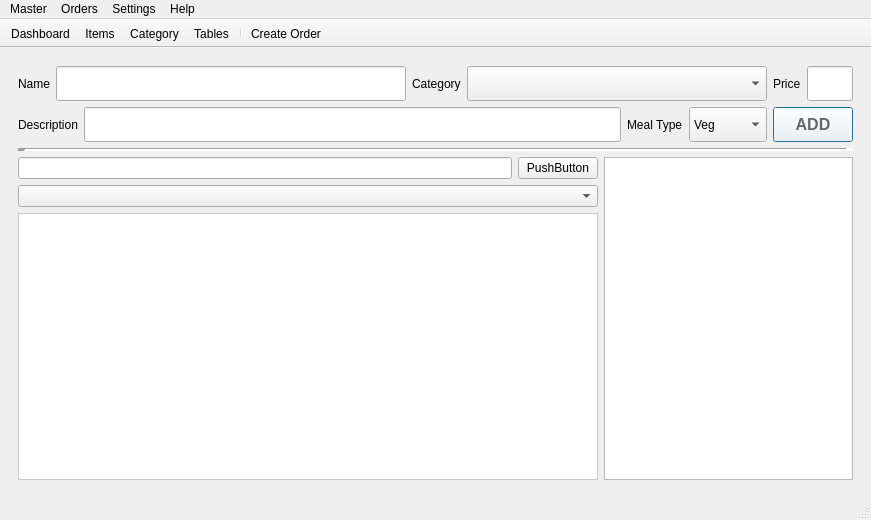
The window that ui/dashboard.ui (ajayrandhawa/Python-Qt-Restaurant-Biiling-Software) describes before a commit, drawn with Qt 5.
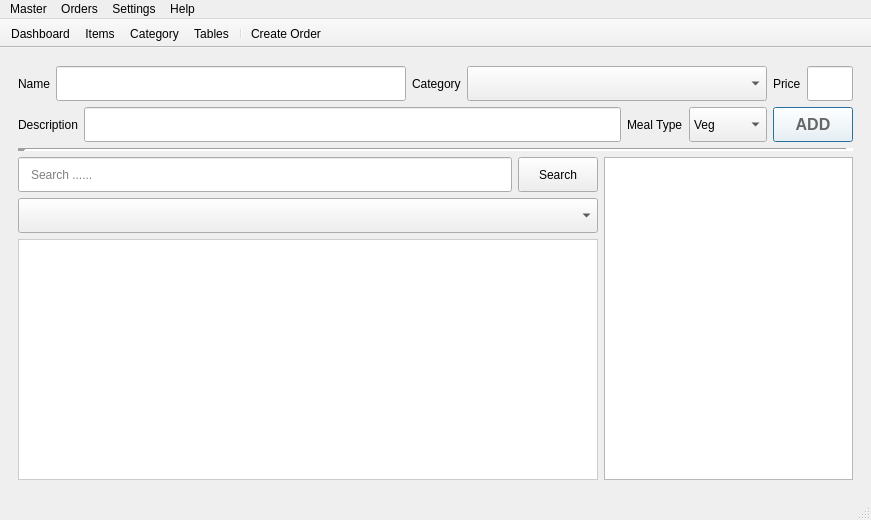
The same window after the commit. The open tabs and pages were chosen to show the change. Icons and pictures are not drawn.

Diff of the .ui file:
```diff
--- a/ui/dashboard.ui
+++ b/ui/dashboard.ui
@@ -250,19 +250,50 @@
               <item>
                <layout class="QHBoxLayout" name="horizontalLayout_6">
                 <item>
-                 <widget class="QLineEdit" name="lineEdit"/>
+                 <widget class="QLineEdit" name="items_page_search_input">
+                  <property name="minimumSize">
+                   <size>
+                    <width>0</width>
+                    <height>35</height>
+                   </size>
+                  </property>
+                  <property name="styleSheet">
+                   <string notr="true">QLineEdit{
+	padding-left: 10px
+}</string>
+                  </property>
+                  <property name="cursorPosition">
+                   <number>0</number>
+                  </property>
+                  <property name="placeholderText">
+                   <string>Search ......</string>
+                  </property>
+                 </widget>
                 </item>
                 <item>
-                 <widget class="QPushButton" name="pushButton">
+                 <widget class="QPushButton" name="items_page_search_btn">
+                  <property name="minimumSize">
+                   <size>
+                    <width>0</width>
+                    <height>35</height>
+                   </size>
+                  </property>
                   <property name="text">
-                   <string>PushButton</string>
+                   <string>Search</string>
                   </property>
                  </widget>
                 </item>
                </layout>
               </item>
               <item>
-               <widget class="QComboBox" name="comboBox"/>
+               <widget class="QComboBox" name="items_page_category_combo_filter">
+                <property name="minimumSize">
+                 <size>
+                  <width>0</width>
+                  <height>35</height>
+                 </size>
+                </property>
+               </widget>
               </item>
               <item>
                <widget class="QListWidget" name="items_list_widget">
```
Left out of the diff: 6 changed lines with no effect on the pictures.
